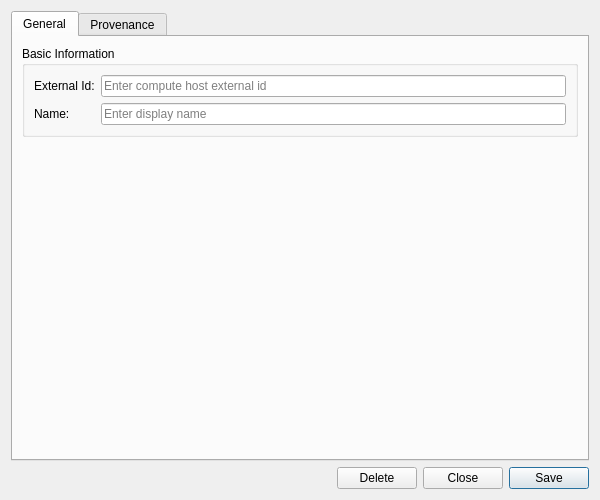
First picture: the form in projects/ores.qt/compute/ui/HostDetailDialog.ui, repository OreStudio/OreStudio, before the edit.
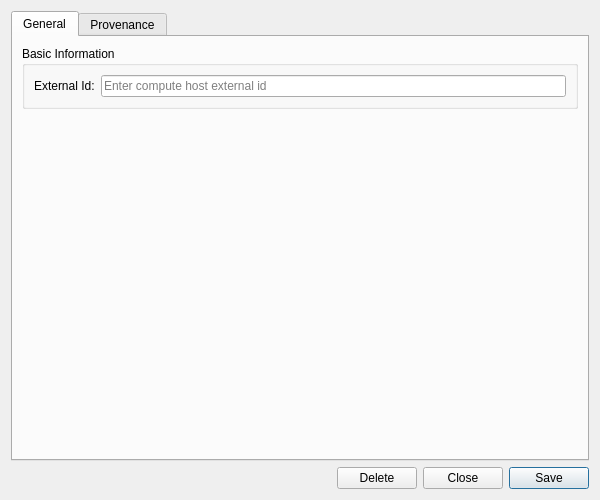
Second picture: the form after the edit. Custom widgets are drawn as their Qt base class.

Commit message:
[ores.qt] Regenerate compute detail dialogs without the phantom name row
Regenerate the five thin detail dialogs after the detail-fields gating
fix: an entity without a name column now gets only its key row plus
provenance. The bound .name member does not exist on batch, app_version,
host, result or workunit, so the generated dialogs previously did not
compile.

Story-ID: 1D13F6BF-DD96-40AC-9286-BD540D94FA75
Task-ID: A97F58CC-6C2D-4138-AE4C-60D8C53B88A7
Environment: brave_hopper

The edit to the form file:
```diff
--- a/projects/ores.qt/compute/ui/HostDetailDialog.ui
+++ b/projects/ores.qt/compute/ui/HostDetailDialog.ui
@@ -55,20 +55,6 @@
             </property>
            </widget>
           </item>
-          <item row="1" column="0">
-           <widget class="QLabel" name="labelName">
-            <property name="text">
-             <string>Name:</string>
-            </property>
-           </widget>
-          </item>
-          <item row="1" column="1">
-           <widget class="QLineEdit" name="nameEdit">
-            <property name="placeholderText">
-             <string>Enter display name</string>
-            </property>
-           </widget>
-          </item>
          </layout>
         </widget>
        </item>
```
The commit also changes 9 other files.
